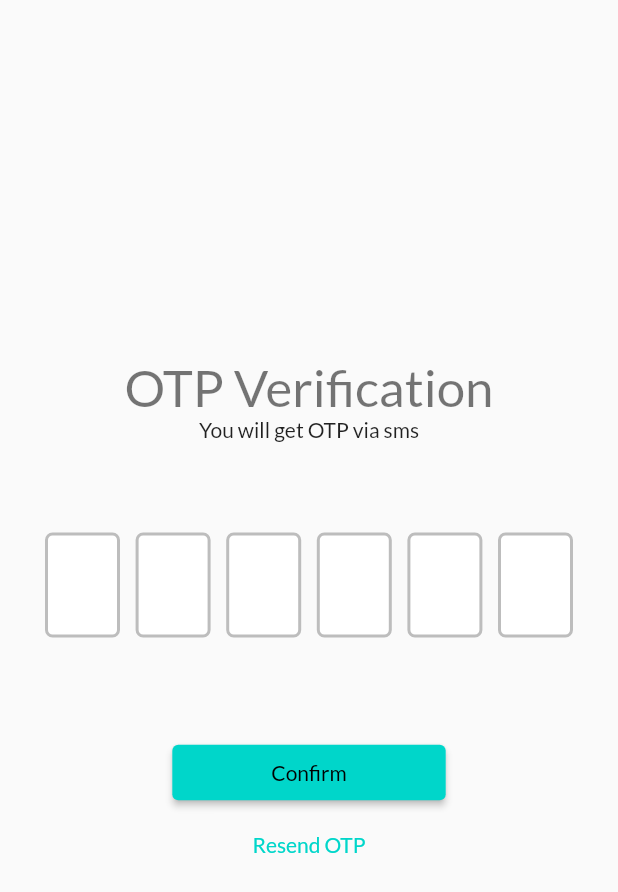
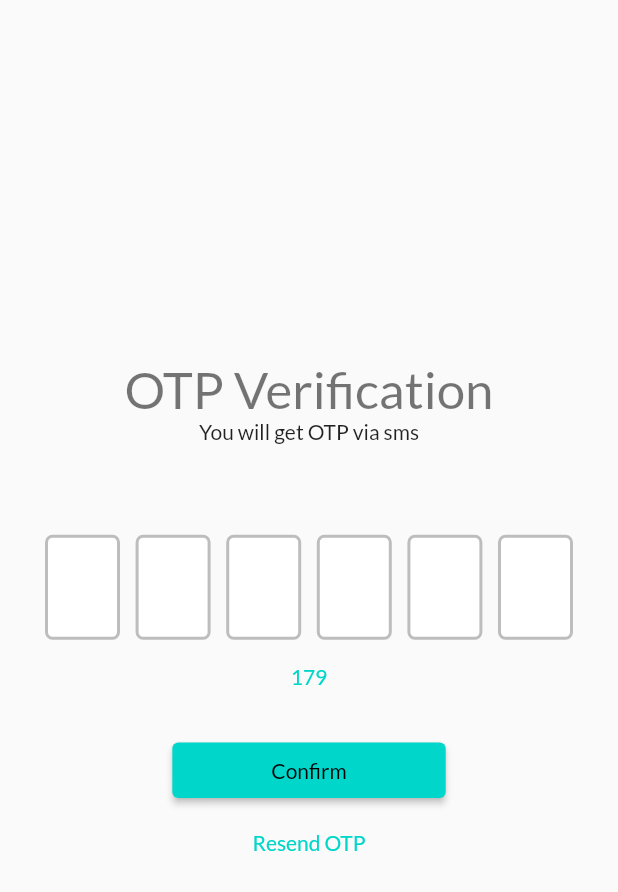
Before and after one commit to anuragarwalkar/cowin_app, a Flutter app: the LoginConfirmationScreen screen opened by its route, after a tap on "Resend OTP", on a phone screen of 412 x 824 dp. Shown: the top 892 px of the screen. Run offline on Flutter 3.47's test engine with Material 2 defaults, Android fonts, the phone set to English and light mode, and no system bars; drawn by our look-alikes of pin_code_fields; our stand-ins replace shared_preferences; accounts and stored records are empty.

```diff
--- a/lib/screens/login_confirmation_screen.dart
+++ b/lib/screens/login_confirmation_screen.dart
@@ -5,6 +5,7 @@ import 'package:cowin_app/http/appHttp.dart';
 import 'package:cowin_app/screens/first_screen.dart';
 import 'package:cowin_app/screens/home_screen.dart';
 import 'package:cowin_app/storage/localStorage.dart';
+import 'package:cowin_app/utils/colors.dart';
 import 'package:cowin_app/widgets/appPinCodeFields.dart';
 import 'package:crypto/crypto.dart';
 import 'package:flutter/material.dart';
@@ -24,6 +25,32 @@ class _LoginConfirmationScreenState extends State<LoginConfirmationScreen> {
 
   // String _errorMessage;
   Digest _otp;
+  int _counter = 180;
+  Timer _timer;
+
+  void _startTimer() {
+    if (_timer != null) {
+      _timer.cancel();
+    }
+    setState(() {
+      _hasError = false;
+    });
+
+    _counter = 180;
+
+    _timer = Timer.periodic(Duration(seconds: 1), (timer) {
+      setState(() {
+        if (_counter > 0) {
+          _counter--;
+        } else {
+          if (_timer != null) {
+            _timer.cancel();
+            _hasError = true;
+          }
+        }
+      });
+    });
+  }
 
   @override
   void dispose() {
@@ -53,12 +80,13 @@ class _LoginConfirmationScreenState extends State<LoginConfirmationScreen> {
 
   @override
   void initState() {
-    _getnerateOtp();
+    _startTimer();
     _errorController = StreamController<ErrorAnimationType>();
     super.initState();
   }
 
   _getnerateOtp() async {
+    _startTimer();
     int phone = ls.getInt('phone');
 
     if (phone != null && !ls.getIsLoginGen()) {
@@ -86,6 +114,7 @@ class _LoginConfirmationScreenState extends State<LoginConfirmationScreen> {
         .pushNamedAndRemoveUntil(FirstScreen.routeName, (route) => false);
   }
 
+// 180 seconds
   @override
   Widget build(BuildContext context) {
     return Scaffold(
@@ -109,7 +138,9 @@ class _LoginConfirmationScreenState extends State<LoginConfirmationScreen> {
               Column(mainAxisAlignment: MainAxisAlignment.center, children: [
                 Text(ls.getInt('phone').toString()),
                 TextButton(
-                    onPressed: _navigateToLogin, child: Text('Edit Phone')),
+                  onPressed: _navigateToLogin,
+                  child: Text('Edit Phone'),
+                ),
               ]),
             SizedBox(
               height: 50,
@@ -121,8 +152,12 @@ class _LoginConfirmationScreenState extends State<LoginConfirmationScreen> {
               onCompleted: _onCompleted,
               hasError: _hasError,
             ),
+            Text(
+              _counter.toString(),
+              style: TextStyle(color: appPrimaryColor),
+            ),
             SizedBox(
-              height: 50,
+              height: 30,
             ),
             ElevatedButton(
               onPressed: _confirmOtp,
--- a/lib/screens/login_screen.dart
+++ b/lib/screens/login_screen.dart
@@ -12,7 +12,8 @@ class LoginScreen extends StatefulWidget {
 
 class _LoginScreenState extends State<LoginScreen> {
   final _formKey = GlobalKey<FormState>();
-  TextEditingController phoneNumber = TextEditingController();
+  TextEditingController phoneNumber =
+      TextEditingController(text: ls.getInt('phone').toString());
 
   _validator(dynamic text) {
     if (text.length < 10) {
--- a/lib/widgets/appPinCodeFields.dart
+++ b/lib/widgets/appPinCodeFields.dart
@@ -1,5 +1,6 @@
 import 'dart:async';
 
+import 'package:cowin_app/utils/colors.dart';
 import 'package:flutter/material.dart';
 import 'package:pin_code_fields/pin_code_fields.dart';
 
@@ -31,9 +32,11 @@ class AppPinCodeFields extends StatelessWidget {
         fieldHeight: 70,
         fieldWidth: 50,
         activeFillColor: Colors.white,
-        inactiveFillColor: hasError ? Colors.red.shade100 : Colors.white,
         inactiveColor: Colors.grey.shade400,
         selectedFillColor: Colors.white,
+        activeColor: appPrimaryColor,
+        inactiveFillColor: hasError ? Colors.red.shade100 : Colors.white,
+        selectedColor: appPrimaryColor,
       ),
       autovalidateMode: AutovalidateMode.onUserInteraction,
       animationDuration: Duration(milliseconds: 300),
```
Also changed, not shown: lib/main.dart (+2 -5 lines), lib/widgets/available_slots.dart (+26 -1 lines).
